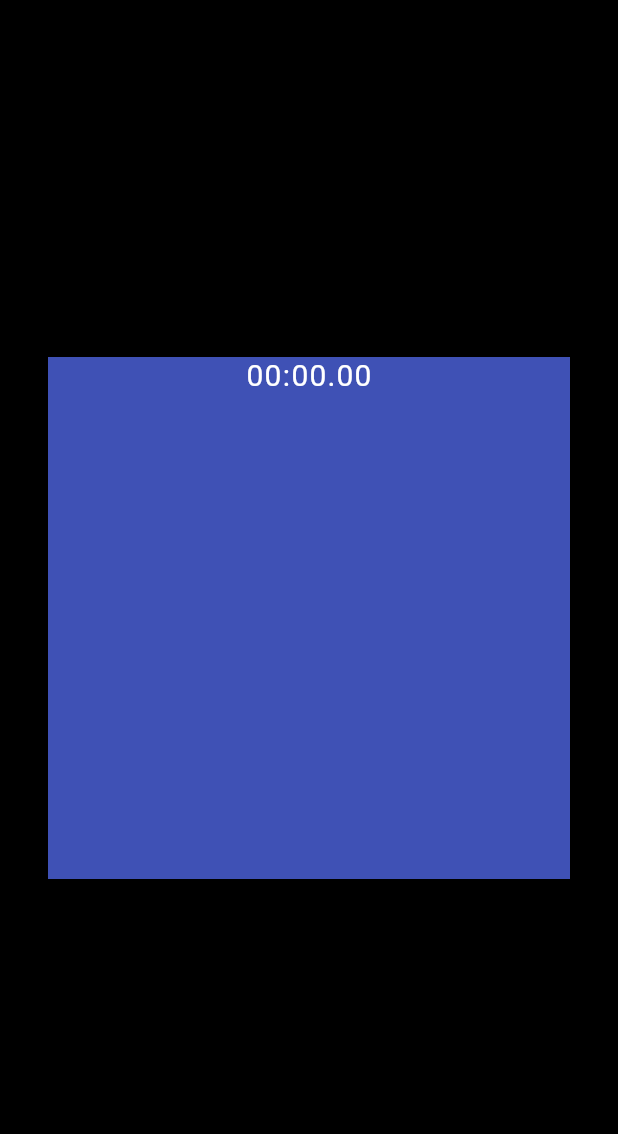
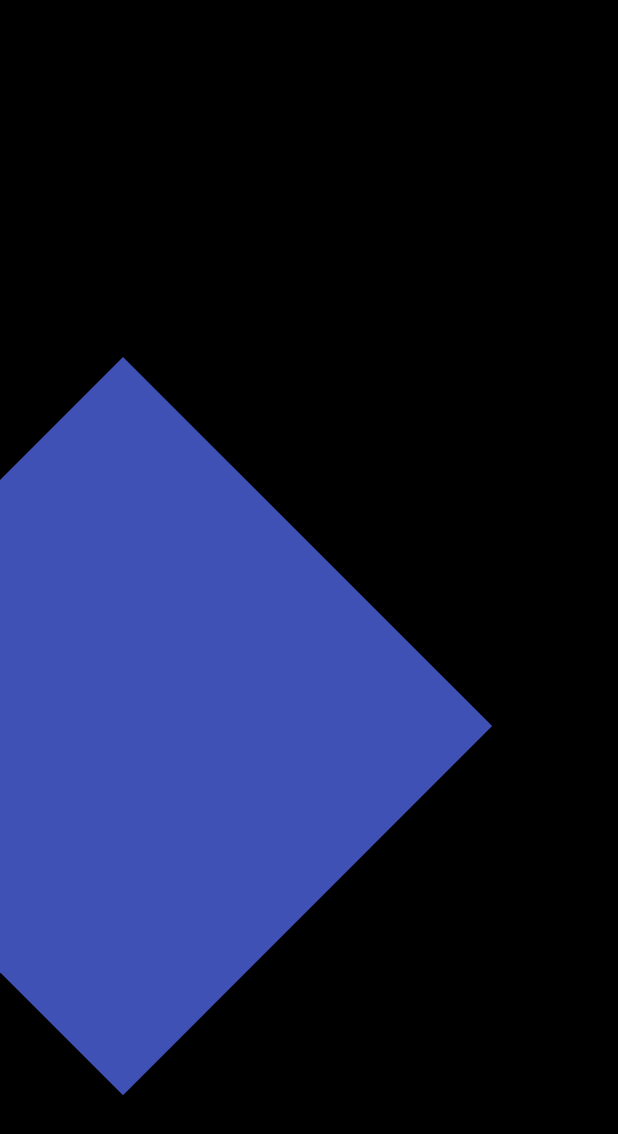
Before and after one commit to MeYo0o/Flutter-Animation-Masterclass, a Flutter app: the screen it shows after launch, on a phone screen of 412 x 824 dp. Shown: the top 1134 px of the screen. Run offline on Flutter 3.47's test engine with Material 2 defaults, Android fonts, the phone set to English and light mode, and no system bars.

Commit message:
Add EP17

```diff
--- a/lib/pages/ep11_to_ep/stopwatch.dart
+++ b/lib/pages/ep11_to_ep/stopwatch.dart
@@ -1,4 +1,4 @@
-import 'dart:async';
+import 'dart:math';
 
 import 'package:flutter/material.dart';
 import 'package:flutter/scheduler.dart';
@@ -26,7 +26,7 @@ class _MeYoStopWatchState extends State<MeYoStopWatch> with SingleTickerProvider
     });
 
     //Tickers have to be started explicitly
-    // _ticker.start();
+    _ticker.start();
   }
 
   @override
@@ -39,12 +39,18 @@ class _MeYoStopWatchState extends State<MeYoStopWatch> with SingleTickerProvider
   Widget build(BuildContext context) {
     return Stack(
       children: [
-        Container(
-          color: Colors.indigo,
+        Transform(
+          transform: Matrix4.identity()
+            ..translate(50.0, 0.0, 0.0)
+            ..rotateZ(pi / 4),
+          // transform: Matrix4.translationValues(50.0, 0, 0) * Matrix4.rotationZ(pi / 4),
+          child: Container(
+            color: Colors.indigo,
+          ),
         ),
-        StopwatchRenderer(
-          elapsedTime: _elapsed,
-        ),
+        // StopwatchRenderer(
+        //   elapsedTime: _elapsed,
+        // ),
       ],
     );
   }
```
